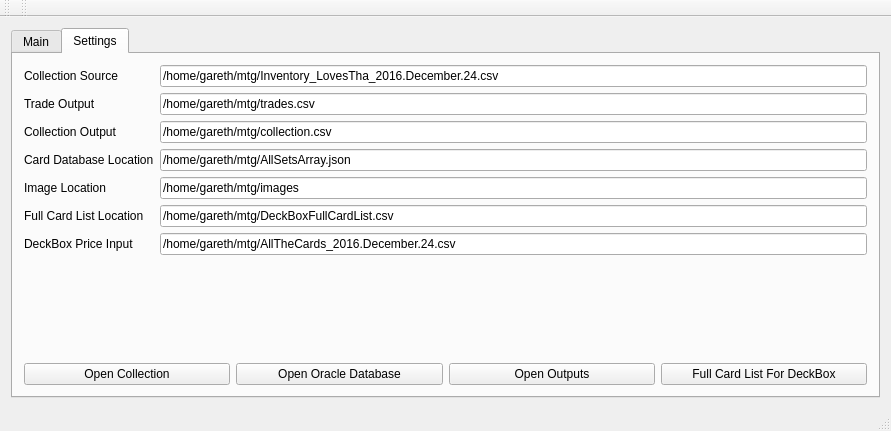
Before: the Qt Designer form pcmwindow.ui in LovesTha/PyeCollectionManager, drawn with Qt 5.
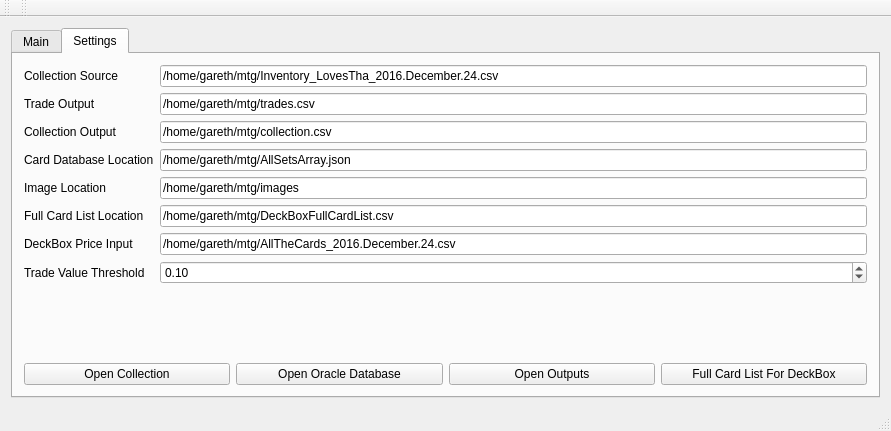
After: the same form once the commit is applied.

Commit message: Made settings persistent, and made default paths more generic

What changed in the file:
```diff
--- a/pcmwindow.ui
+++ b/pcmwindow.ui
@@ -248,6 +248,20 @@
             </property>
            </widget>
           </item>
+          <item row="8" column="0">
+           <widget class="QLabel" name="tradeValueThresholdLabel">
+            <property name="text">
+             <string>Trade Value Threshold</string>
+            </property>
+           </widget>
+          </item>
+          <item row="8" column="1">
+           <widget class="QDoubleSpinBox" name="tradeValueThresholdDoubleSpinBox">
+            <property name="value">
+             <double>0.100000000000000</double>
+            </property>
+           </widget>
+          </item>
          </layout>
         </item>
         <item>
```
The commit also changes 1 other file.
